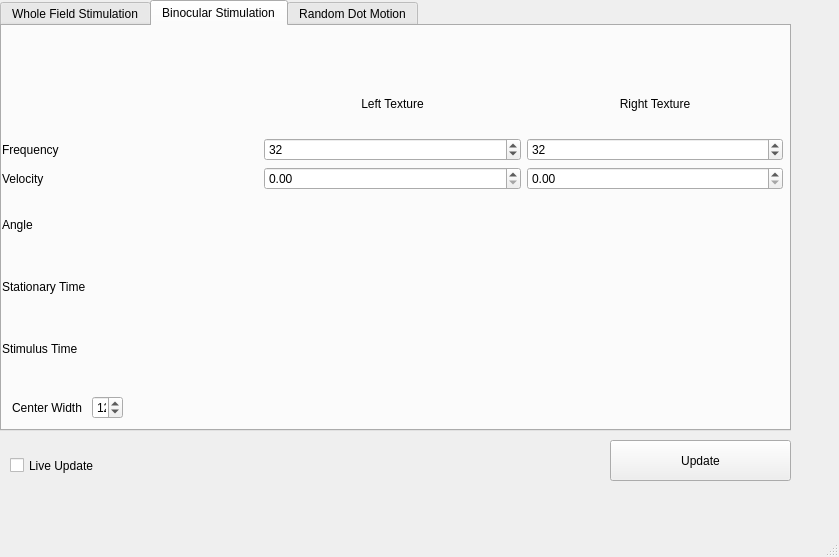
Above: gui/gui_layout.ui from draeloslab/pandastim before the change. Below: the same form after it.
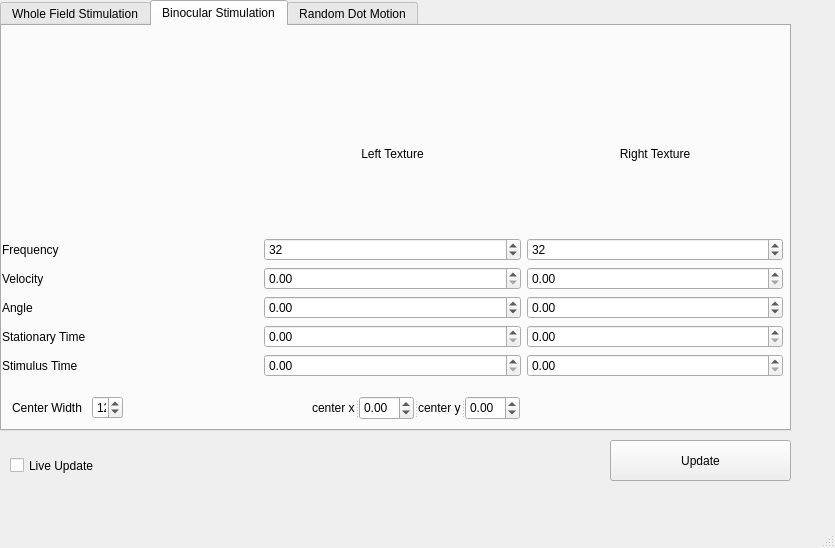
That is the form after the change.

```diff
--- a/gui/gui_layout.ui
+++ b/gui/gui_layout.ui
@@ -1,17 +1,17 @@
 <?xml version="1.0" encoding="UTF-8"?>
 <ui version="4.0">
- <class>MainWindow</class>
- <widget class="QMainWindow" name="MainWindow">
+ <class>PandasGui</class>
+ <widget class="QMainWindow" name="PandasGui">
   <property name="geometry">
    <rect>
     <x>0</x>
     <y>0</y>
-    <width>839</width>
-    <height>557</height>
+    <width>835</width>
+    <height>548</height>
    </rect>
   </property>
   <property name="windowTitle">
-   <string>MainWindow</string>
+   <string>Pandas Gui</string>
   </property>
   <widget class="QWidget" name="centralwidget">
    <widget class="QTabWidget" name="tabs">
@@ -160,10 +160,10 @@
          </property>
         </widget>
        </item>
-       <item row="2" column="0">
-        <widget class="QLabel" name="label_6">
-         <property name="text">
-          <string>Frequency</string>
+       <item row="3" column="1">
+        <widget class="QDoubleSpinBox" name="b_vel_0">
+         <property name="singleStep">
+          <double>0.010000000000000</double>
          </property>
         </widget>
        </item>
@@ -184,6 +184,29 @@
          </property>
         </widget>
        </item>
+       <item row="3" column="2">
+        <widget class="QDoubleSpinBox" name="b_vel_1">
+         <property name="singleStep">
+          <double>0.010000000000000</double>
+         </property>
+        </widget>
+       </item>
+       <item row="5" column="2">
+        <widget class="QDoubleSpinBox" name="b_stat_1"/>
+       </item>
+       <item row="4" column="1">
+        <widget class="QDoubleSpinBox" name="b_angle_0">
+         <property name="minimum">
+          <double>-360.000000000000000</double>
+         </property>
+         <property name="maximum">
+          <double>360.000000000000000</double>
+         </property>
+        </widget>
+       </item>
+       <item row="5" column="1">
+        <widget class="QDoubleSpinBox" name="b_stat_0"/>
+       </item>
        <item row="1" column="2">
         <widget class="QLabel" name="label_8">
          <property name="text">
@@ -201,13 +224,6 @@
          </property>
         </widget>
        </item>
-       <item row="4" column="0">
-        <widget class="QLabel" name="label_10">
-         <property name="text">
-          <string>Angle</string>
-         </property>
-        </widget>
-       </item>
        <item row="6" column="0">
         <widget class="QLabel" name="label_12">
          <property name="text">
@@ -215,17 +231,33 @@
          </property>
         </widget>
        </item>
-       <item row="3" column="1">
-        <widget class="QDoubleSpinBox" name="b_vel_0">
-         <property name="singleStep">
-          <double>0.010000000000000</double>
+       <item row="4" column="0">
+        <widget class="QLabel" name="label_10">
+         <property name="text">
+          <string>Angle</string>
          </property>
         </widget>
        </item>
-       <item row="3" column="2">
-        <widget class="QDoubleSpinBox" name="b_vel_1">
-         <property name="singleStep">
-          <double>0.010000000000000</double>
+       <item row="4" column="2">
+        <widget class="QDoubleSpinBox" name="b_angle_1">
+         <property name="minimum">
+          <double>-360.000000000000000</double>
+         </property>
+         <property name="maximum">
+          <double>360.000000000000000</double>
+         </property>
+        </widget>
+       </item>
+       <item row="6" column="1">
+        <widget class="QDoubleSpinBox" name="b_t_0"/>
+       </item>
+       <item row="6" column="2">
+        <widget class="QDoubleSpinBox" name="b_t_1"/>
+       </item>
+       <item row="2" column="0">
+        <widget class="QLabel" name="label_6">
+         <property name="text">
+          <string>Frequency</string>
          </property>
         </widget>
        </item>
@@ -257,6 +289,51 @@
        <number>12</number>
       </property>
      </widget>
+     <widget class="QSplitter" name="splitter">
+      <property name="geometry">
+       <rect>
+        <x>310</x>
+        <y>370</y>
+        <width>208</width>
+        <height>24</height>
+       </rect>
+      </property>
+      <property name="orientation">
+       <enum>Qt::Horizontal</enum>
+      </property>
+      <widget class="QLabel" name="label_14">
+       <property name="text">
+        <string>center x</string>
+       </property>
+      </widget>
+      <widget class="QDoubleSpinBox" name="ctr_x">
+       <property name="minimum">
+        <double>-1.000000000000000</double>
+       </property>
+       <property name="maximum">
+        <double>1.000000000000000</double>
+       </property>
+       <property name="singleStep">
+        <double>0.100000000000000</double>
+       </property>
+      </widget>
+      <widget class="QLabel" name="label_15">
+       <property name="text">
+        <string>center y</string>
+       </property>
+      </widget>
+      <widget class="QDoubleSpinBox" name="ctr_y">
+       <property name="minimum">
+        <double>-1.000000000000000</double>
+       </property>
+       <property name="maximum">
+        <double>1.000000000000000</double>
+       </property>
+       <property name="singleStep">
+        <double>0.100000000000000</double>
+       </property>
+      </widget>
+     </widget>
     </widget>
     <widget class="QWidget" name="tab">
      <attribute name="title">
@@ -296,8 +373,8 @@
     <rect>
      <x>0</x>
      <y>0</y>
-     <width>839</width>
-     <height>21</height>
+     <width>835</width>
+     <height>26</height>
     </rect>
    </property>
   </widget>
```
